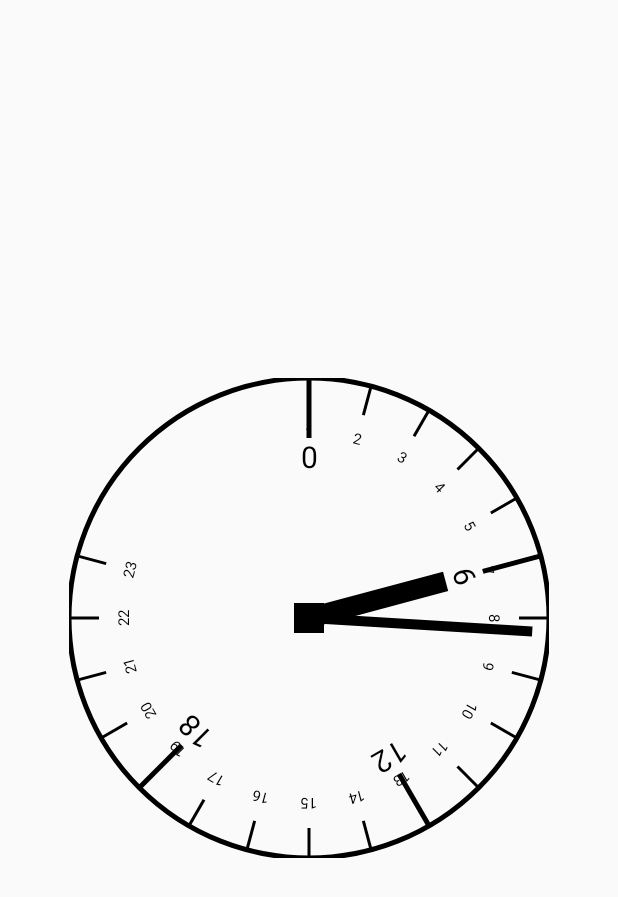
After one commit to lostinthefall/CircleAndRoundImageViewDemo, an Android app: the layout clockview.xml on its own in the app's theme, with its tools: preview values and no code run, on a phone screen of 412 x 824 dp. The commit adds this screen. Shown: the top 897 px of the screen. Run offline under Robolectric (Android 15) with nearby library versions, the phone set to English and light mode, and no system bars.

Commit message:
add clockview

```diff
--- a/app/src/main/java/com/atozmak/circleandroundimageviewdemo/HandleEntryTheme.java
+++ b/app/src/main/java/com/atozmak/circleandroundimageviewdemo/utils/HandleEntryTheme.java
@@ -1,8 +1,9 @@
-package com.atozmak.circleandroundimageviewdemo;
+package com.atozmak.circleandroundimageviewdemo.utils;
 
-import android.content.Context;
 import android.os.Handler;
 import android.os.Message;
+
+import com.atozmak.circleandroundimageviewdemo.MainActivity;
 
 import java.lang.ref.WeakReference;
 
--- /dev/null
+++ b/app/src/main/java/com/atozmak/circleandroundimageviewdemo/widgets/ClockView.java
@@ -0,0 +1,124 @@
+package com.atozmak.circleandroundimageviewdemo.widgets;
+
+import android.content.Context;
+import android.graphics.Canvas;
+import android.graphics.Paint;
+import android.util.AttributeSet;
+import android.util.Log;
+import android.view.View;
+
+import com.atozmak.circleandroundimageviewdemo.utils.LogUtil;
+
+import java.security.spec.MGF1ParameterSpec;
+
+/**
+ * Created by Mak on 2016/3/22.
+ */
+public class ClockView extends View {
+
+    public static final String TAG = LogUtil.makeLogTag("ClockView");
+
+    private Paint paintCircle, paintDegree, paintPoint, paintHour, paintMin;
+    private int mHeight, mWidth;
+
+    public ClockView(Context context) {
+        super(context);
+        init();
+    }
+
+    public ClockView(Context context, AttributeSet attrs) {
+        super(context, attrs);
+        init();
+    }
+
+    public ClockView(Context context, AttributeSet attrs, int defStyleAttr) {
+        super(context, attrs, defStyleAttr);
+        init();
+    }
+
+    private void init() {
+
+        /**
+         * 外圆
+         */
+        paintCircle = new Paint();
+        paintCircle.setStyle(Paint.Style.STROKE);
+        paintCircle.setAntiAlias(true);
+        paintCircle.setStrokeWidth(5);
+        /**
+         * 刻度
+         */
+        paintDegree = new Paint();
+        paintDegree.setStrokeWidth(3);
+        /**
+         * 圆心
+         */
+        paintPoint = new Paint();
+        paintPoint.setStrokeWidth(30);
+        /**
+         * 时针，分针
+         */
+        paintHour = new Paint();
+        paintHour.setStrokeWidth(20);
+        paintMin = new Paint();
+        paintMin.setStrokeWidth(10);
+
+    }
+
+    @Override
+    protected void onDraw(Canvas canvas) {
+        mWidth = getMeasuredWidth();
+        mHeight = getMeasuredHeight();
+
+        Log.v(TAG, "mWidth:" + mWidth);
+        Log.v(TAG, "mHeight:" + mHeight);
+
+        canvas.drawCircle(mWidth / 2, mHeight / 2, mWidth / 2, paintCircle);
+
+        canvas.drawPoint(mWidth / 2, mHeight / 2, paintPoint);
+
+        for (int i = 0; i < 24; i++) {
+            if (i == 0 || i == 6 || i == 12 || i == 18) {
+                paintDegree.setStrokeWidth(5);
+                paintDegree.setTextSize(30);
+                canvas.drawLine(
+                        mWidth / 2,
+                        //?
+                        mHeight / 2 - mWidth / 2,
+                        mWidth / 2,
+                        mHeight / 2 - mWidth / 2 + 60,
+                        paintDegree);
+                String degree = String.valueOf(i);
+                canvas.drawText(
+                        degree,
+                        mWidth / 2 - paintDegree.measureText(degree) / 2,
+                        mHeight / 2 - mWidth / 2 + 90,
+                        paintDegree
+                );
+            } else {
+                paintDegree.setStrokeWidth(3);
+                paintDegree.setTextSize(15);
+                canvas.drawLine(
+                        mWidth / 2,
+                        mHeight / 2 - mWidth / 2,
+                        mWidth / 2,
+                        mHeight / 2 - mWidth / 2 + 30,
+                        paintDegree
+                );
+                String degree = String.valueOf(i);
+                canvas.drawText(
+                        degree,
+                        mWidth / 2 - paintDegree.measureText(degree) / 2,
+                        mHeight / 2 - mWidth / 2 + 60,
+                        paintDegree
+                );
+                canvas.rotate(360 / 24, mWidth / 2, mHeight / 2);
+            }
+        }
+        canvas.save();
+        canvas.translate(mWidth / 2, mHeight / 2);
+        canvas.drawLine(0, 0, 100, 100, paintHour);
+        canvas.drawLine(0, 0, 100, 200, paintMin);
+        canvas.restore();
+    }
+}
--- a/app/src/main/java/com/atozmak/circleandroundimageviewdemo/RoundImageView.java
+++ b/app/src/main/java/com/atozmak/circleandroundimageviewdemo/widgets/RoundImageView.java
@@ -1,4 +1,4 @@
-package com.atozmak.circleandroundimageviewdemo;
+package com.atozmak.circleandroundimageviewdemo.widgets;
 
 import android.content.Context;
 import android.content.res.TypedArray;
@@ -19,6 +19,8 @@ import android.util.AttributeSet;
 import android.util.TypedValue;
 import android.view.View;
 import android.widget.ImageView;
+
+import com.atozmak.circleandroundimageviewdemo.R;
 
 /**
  *
--- /dev/null
+++ b/app/src/main/res/layout/clockview.xml
@@ -0,0 +1,10 @@
+<?xml version="1.0" encoding="utf-8"?>
+<com.atozmak.circleandroundimageviewdemo.widgets.ClockView xmlns:android="http://schemas.android.com/apk/res/android"
+    android:layout_width="320dp"
+    android:layout_height="320dp"
+    android:layout_gravity="center"
+    android:layout_margin="6dp"
+
+    >
+
+</com.atozmak.circleandroundimageviewdemo.widgets.ClockView>
--- a/app/src/main/res/values/colors.xml
+++ b/app/src/main/res/values/colors.xml
@@ -3,4 +3,5 @@
     <color name="colorPrimary">#3F51B5</color>
     <color name="colorPrimaryDark">#303F9F</color>
     <color name="colorAccent">#FF4081</color>
+    <color name="colorTrans">#00ffffff</color>
 </resources>
--- a/app/src/main/res/values/styles.xml
+++ b/app/src/main/res/values/styles.xml
@@ -2,7 +2,9 @@
 
     <!-- Base application theme. -->
     <style name="AppTheme" parent="Theme.AppCompat.Light.DarkActionBar">
-        <!-- Customize your theme here. -->
+        <!--要用兼容库方式写啊-->
+        <item name="actionBarStyle">@style/TransMyTheme</item>
+
         <item name="colorPrimary">@color/colorPrimary</item>
         <item name="colorPrimaryDark">@color/colorPrimaryDark</item>
         <item name="colorAccent">@color/colorAccent</item>
@@ -12,4 +14,10 @@
         <item name="android:windowBackground">@drawable/liuli</item>
     </style>
 
+    <!--要用兼容库方式写啊-->
+    <style name="TransMyTheme" parent="@style/Widget.AppCompat.Light.ActionBar.Solid.Inverse">
+        <item name="background">@color/colorTrans</item>
+    </style>
+
+
 </resources>
```
Also changed, not shown: app/src/main/java/com/atozmak/circleandroundimageviewdemo/MainActivity.java (+9 -4 lines), app/src/main/java/com/atozmak/circleandroundimageviewdemo/Nnnnnnnnnnnn1.java (deleted, +0 -261 lines), app/src/main/java/com/atozmak/circleandroundimageviewdemo/utils/LogUtil.java (added, +17 -0 lines), app/src/main/res/layout/activity_main.xml (+3 -37 lines), app/src/main/res/layout/circle_image_view.xml (added, +46 -0 lines).
